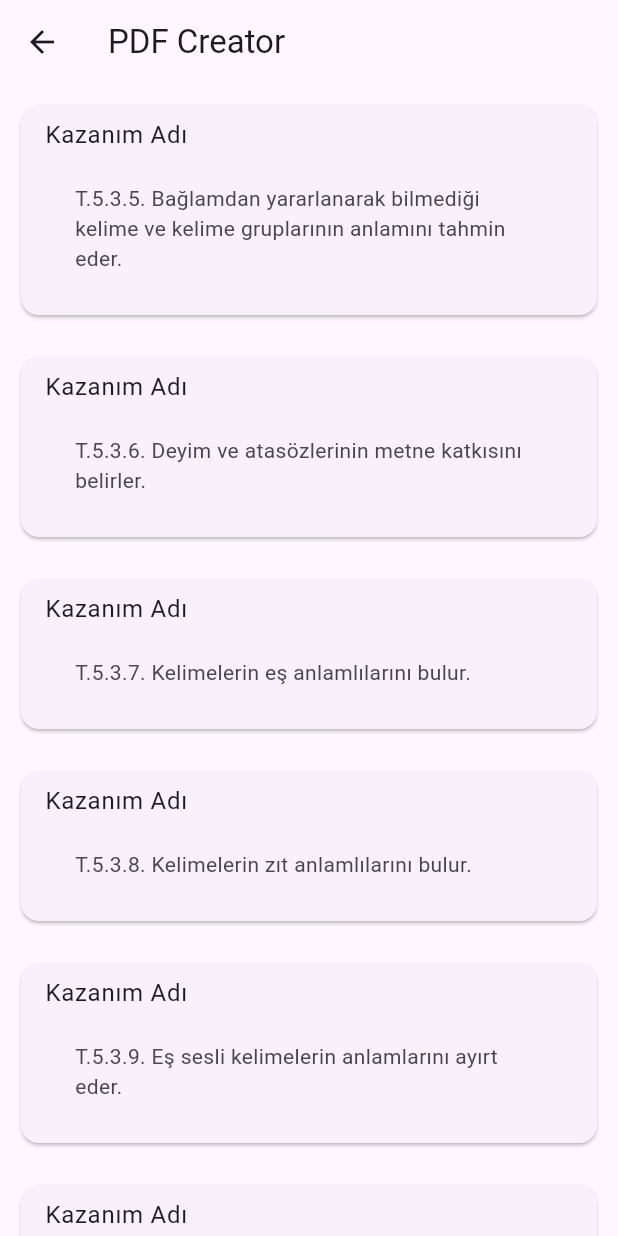
After one commit to nyzmemre/pdfcreator, a Flutter app: the screen it shows after launch, after a tap on an icon or button, on a phone screen of 412 x 824 dp. The commit adds this screen. Run offline on Flutter 3.47's test engine with Material 3 defaults, Android fonts, the light colour scheme and no system bars; our stand-ins replace open_file.

Commit message:
add scenario and other datas

```diff
--- /dev/null
+++ b/lib/acquisition_data.dart
@@ -0,0 +1,28 @@
+import 'package:pdfcreator/acquisition_model.dart';
+
+class AcquisitionData{
+  final List<AcquisitionModel> _acqList=[
+    AcquisitionModel(acqName: "T.5.3.5. Bağlamdan yararlanarak bilmediği kelime ve kelime gruplarının anlamını tahmin eder. ", quesCount: [1,1,1,0,0,0,0,1,0,1]),
+    AcquisitionModel(acqName: "T.5.3.6. Deyim ve atasözlerinin metne katkısını belirler.", quesCount: [1,0,1,1,0,1,0,0,0,1]),
+    AcquisitionModel(acqName: "T.5.3.7. Kelimelerin eş anlamlılarını bulur.", quesCount: [1,0,0,1,0,0,1,0,0,0]),
+    AcquisitionModel(acqName: "T.5.3.8. Kelimelerin zıt anlamlılarını bulur.", quesCount: [0,1,0,0,0,0,1,0,0,1]),
+    AcquisitionModel(acqName: "T.5.3.9. Eş sesli kelimelerin anlamlarını ayırt eder.", quesCount: [0,0,0,0,1,0,0,0,0,1]),
+    /*AcquisitionModel(acqName: "T.5.3.5. Bağlamdan yararlanarak bilmediği kelime ve kelime gruplarının anlamını tahmin eder. ", quesCount: [1,1,1,0,0,0,0,1,0,1]),
+    AcquisitionModel(acqName: "T.5.3.5. Bağlamdan yararlanarak bilmediği kelime ve kelime gruplarının anlamını tahmin eder. ", quesCount: [1,1,1,0,0,0,0,1,0,1]),
+    AcquisitionModel(acqName: "T.5.3.5. Bağlamdan yararlanarak bilmediği kelime ve kelime gruplarının anlamını tahmin eder. ", quesCount: [1,1,1,0,0,0,0,1,0,1]),
+    AcquisitionModel(acqName: "T.5.3.5. Bağlamdan yararlanarak bilmediği kelime ve kelime gruplarının anlamını tahmin eder. ", quesCount: [1,1,1,0,0,0,0,1,0,1]),
+    AcquisitionModel(acqName: "T.5.3.5. Bağlamdan yararlanarak bilmediği kelime ve kelime gruplarının anlamını tahmin eder. ", quesCount: [1,1,1,0,0,0,0,1,0,1]),
+    AcquisitionModel(acqName: "T.5.3.5. Bağlamdan yararlanarak bilmediği kelime ve kelime gruplarının anlamını tahmin eder. ", quesCount: [1,1,1,0,0,0,0,1,0,1]),
+    AcquisitionModel(acqName: "T.5.3.5. Bağlamdan yararlanarak bilmediği kelime ve kelime gruplarının anlamını tahmin eder. ", quesCount: [1,1,1,0,0,0,0,1,0,1]),
+    AcquisitionModel(acqName: "T.5.3.5. Bağlamdan yararlanarak bilmediği kelime ve kelime gruplarının anlamını tahmin eder. ", quesCount: [1,1,1,0,0,0,0,1,0,1]),
+    AcquisitionModel(acqName: "T.5.3.5. Bağlamdan yararlanarak bilmediği kelime ve kelime gruplarının anlamını tahmin eder. ", quesCount: [1,1,1,0,0,0,0,1,0,1]),
+    AcquisitionModel(acqName: "T.5.3.5. Bağlamdan yararlanarak bilmediği kelime ve kelime gruplarının anlamını tahmin eder. ", quesCount: [1,1,1,0,0,0,0,1,0,1]),
+    AcquisitionModel(acqName: "T.5.3.5. Bağlamdan yararlanarak bilmediği kelime ve kelime gruplarının anlamını tahmin eder. ", quesCount: [1,1,1,0,0,0,0,1,0,1]),
+    AcquisitionModel(acqName: "T.5.3.5. Bağlamdan yararlanarak bilmediği kelime ve kelime gruplarının anlamını tahmin eder. ", quesCount: [1,1,1,0,0,0,0,1,0,1]),*/
+
+
+
+  ];
+
+  List<AcquisitionModel> get acqList=>_acqList;
+}
--- /dev/null
+++ b/lib/acquisition_model.dart
@@ -0,0 +1,6 @@
+class AcquisitionModel{
+  String acqName;
+  List<int> quesCount;
+
+  AcquisitionModel({required this.acqName, required this.quesCount});
+}
--- /dev/null
+++ b/lib/acquisition_view.dart
@@ -0,0 +1,54 @@
+import 'package:flutter/material.dart';
+import 'package:pdfcreator/questions.dart';
+class AcquisitionView extends StatelessWidget {
+  const AcquisitionView({Key? key}) : super(key: key);
+
+  @override
+  Widget build(BuildContext context) {
+    return Scaffold(
+        appBar: AppBar(
+          title: Text('PDF Creator'),
+        ),
+        body: ListView.builder(
+            itemCount: list.length,
+            itemBuilder: (context, int index) {
+              return Padding(
+                padding: const EdgeInsets.all(10.0),
+                child: InkWell(
+                  onTap: (){
+                    Navigator.push(context, MaterialPageRoute(builder: (_)=>Questions()));
+                  },
+                  child: Card(
+                    child: ListTile(
+                      title: Text('Kazanım Adı'),
+                      subtitle: Padding(
+                        padding: const EdgeInsets.all(20.0),
+                        child: Text('${list[index]}'),
+                      ),
+                    ),
+                  ),
+                ),
+              );
+            })
+    );
+  }
+}
+
+
+List<String> list=["T.5.3.5. Bağlamdan yararlanarak bilmediği kelime ve kelime gruplarının anlamını tahmin eder.",
+  "T.5.3.6. Deyim ve atasözlerinin metne katkısını belirler.",
+  "T.5.3.7. Kelimelerin eş anlamlılarını bulur.",
+  "T.5.3.8. Kelimelerin zıt anlamlılarını bulur.",
+  "T.5.3.9. Eş sesli kelimelerin anlamlarını ayırt eder.",
+  "T.5.3.10. Kökleri ve ekleri ayırt eder.",
+  "T.5.3.12. Metin türlerini ayırt eder.",
+  "T.5.3.14. Metnin ana fikrini/ana duygusunu belirler.",
+  "T.5.3.19. Metinle ilgili sorulara cevap verir.",
+  "T.5.3.20. Metnin konusunu belirler.",
+  "T.5.3.22. Görsellerle ilgili soruları cevaplar.",
+  "T.5.3.24 Okuduğu metnin içeriğine yönelik başlık belirler.",
+  "T.5.3.27. Metinler arasında karşılaştırma yapar.",
+  "T.5.3.31. Okudukları ile ilgili çıkarımlarda bulunur.",
+  "T.5.3.32. Metindeki söz sanatlarını tespit eder.",
+  "T.5.3.33.Okuduğu metindeki gerçek, mecaz ve terim anlamlı sözcükleri ayırt eder.",
+  "T.5.3.34. Grafik, tablo ve çizelgeyle sunulan bilgilere ilişkin soruları cevaplar.",];
--- a/lib/main.dart
+++ b/lib/main.dart
@@ -1,4 +1,5 @@
 import 'package:flutter/material.dart';
+import 'package:pdfcreator/secnario_view.dart';
 
 import 'homepage.dart';
 
@@ -20,7 +21,7 @@ class MyApp extends StatelessWidget {
         colorScheme: ColorScheme.fromSeed(seedColor: Colors.deepPurple),
         useMaterial3: true,
       ),
-      home: const Homepage(),
+      home:  SecnarioView(),
     );
   }
 }
--- a/lib/question_model.dart
+++ b/lib/question_model.dart
@@ -1,6 +1,3 @@
-import 'dart:io';
-
-import 'package:flutter/services.dart';
 
 class QuestionModel{
   final String question;
@@ -9,8 +6,5 @@ class QuestionModel{
 
   QuestionModel({this.premise, required this.question, this.imagePath});
 
-  Future<Uint8List> getImageData(String imagePath) async {
-    File imageFile = File(imagePath);
-    return await imageFile.readAsBytes();
-  }
+
 }
--- a/lib/questions.dart
+++ b/lib/questions.dart
@@ -3,7 +3,6 @@ import 'package:flutter/material.dart';
 import 'package:flutter/services.dart';
 import 'package:open_file/open_file.dart';
 import 'package:path_provider/path_provider.dart';
-import 'package:pdf/pdf.dart';
 import 'package:pdf/widgets.dart' as pw;
 import 'package:pdfcreator/question_model.dart';
 
@@ -87,6 +86,7 @@ Future<void> createPDF(List<QuestionModel> addQuesList, int curIndex) async {
   ///addQuesListe yazılan verilerde imagePath var mı yok mu kontrol ediyorum.
   ///bu kontrolde eğer image varsa indexini almam lazım.
   ///çünkü indexi almazsam pdf ye aktarırken kullanamam.
+  ///map e eklediğimde addQuesList'deki index ile imagePath'i Uint8List'e çevirip kullanabiliyorum.
   Map<int,Uint8List> picMap={};
   for(int i=0;i< addQuesList.length;i++) {
     if(addQuesList[i].imagePath!=null) {
--- /dev/null
+++ b/lib/secnario_view.dart
@@ -0,0 +1,34 @@
+import 'package:flutter/material.dart';
+import 'package:pdfcreator/acquisition_view.dart';
+
+import 'acquisition_model.dart';
+
+class SecnarioView extends StatelessWidget {
+   SecnarioView({Key? key}) : super(key: key);
+List<AcquisitionModel> acqList=[];
+  @override
+  Widget build(BuildContext context) {
+    return Scaffold(
+      appBar: AppBar(
+        title: Text('Senaryo Seçiniz'),
+      ),
+      body: Center(
+        child: SingleChildScrollView(
+          child: Column(
+            mainAxisAlignment: MainAxisAlignment.center,
+            children: List.generate(10, (index) => InkWell(
+              onTap: (){
+                Navigator.push(context, MaterialPageRoute(builder: (_)=>AcquisitionView()));
+              },
+              highlightColor: Colors.transparent,
+              splashColor: Colors.transparent,
+              child: Card(
+                child: Padding(padding: EdgeInsets.all(15),child: Text('${index+1}. Senaryo'),),
+              ),
+            )),
+          ),
+        ),
+      ),
+    );
+  }
+}
```
Also changed, not shown: assets/firsat.png.
